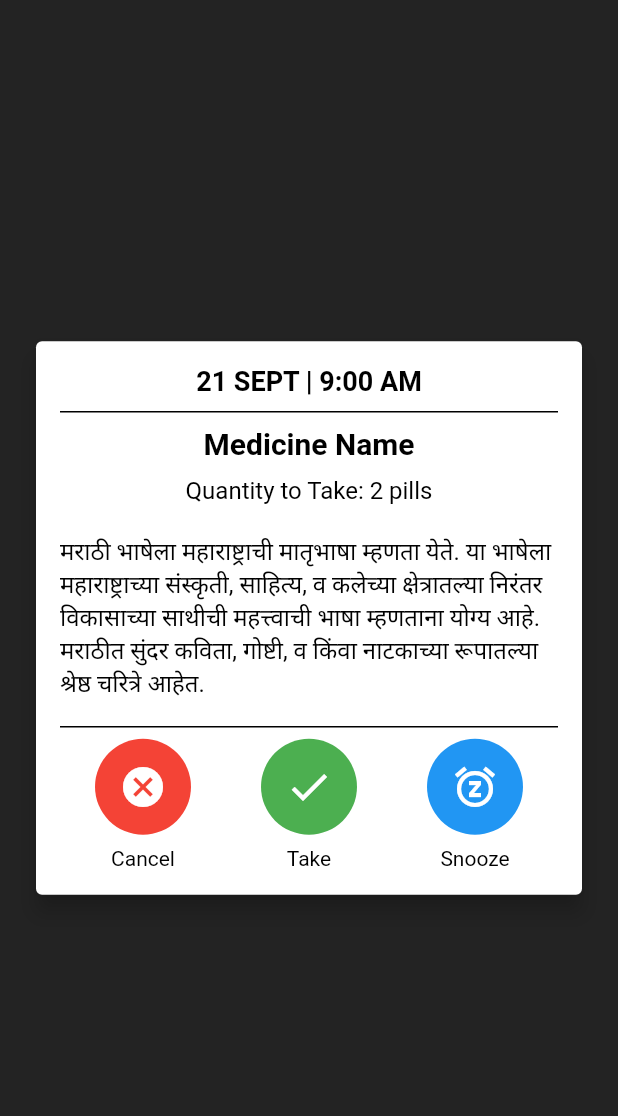
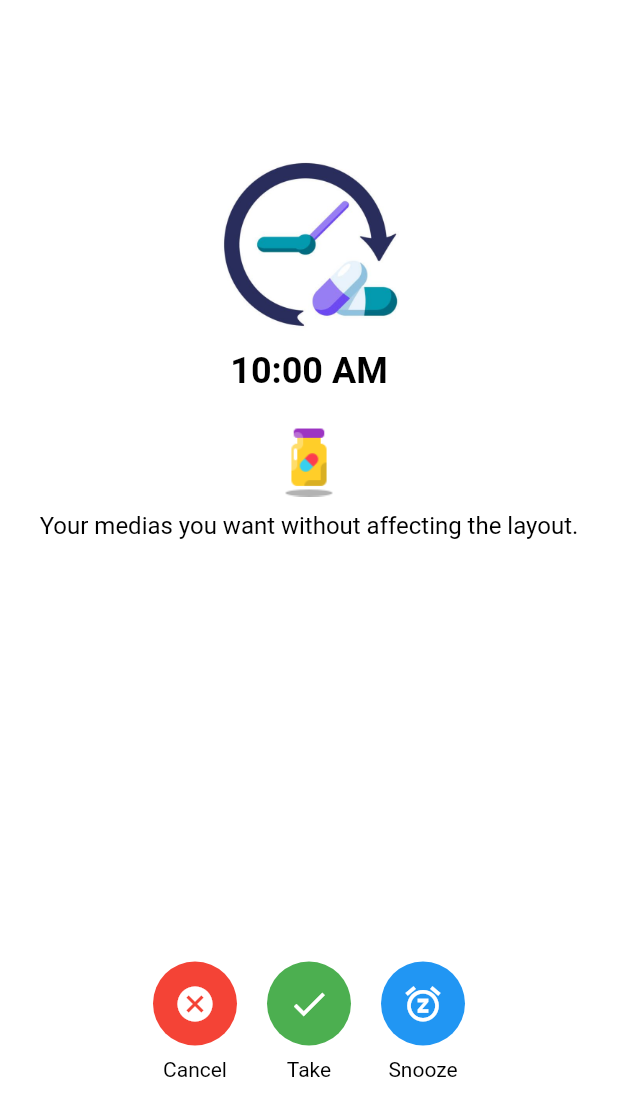
Before and after one commit to shruti10951/MediPal, a Flutter app: the screen it shows after launch, on a phone screen of 412 x 824 dp. Shown: the top 1116 px of the screen. Run offline on Flutter 3.47's test engine with Material 2 defaults, Android fonts, the phone set to English and light mode, and no system bars; our stand-ins replace awesome_notifications, cloud_firestore, datetime_picker_formfield, firebase_auth, firebase_core, image_picker and 1 more; missing offline and left inert: android_alarm_manager_plus; accounts and stored records are empty.

Commit message:
alarm screen new

```diff
--- a/lib/main.dart
+++ b/lib/main.dart
@@ -6,7 +6,7 @@ import 'package:firebase_core/firebase_core.dart';
 import 'package:flutter/material.dart';
 import 'package:medipal/Dependent/dashboard_screen_dependent.dart';
 import 'package:medipal/Individual/bottom_navigation_individual.dart';
-import 'package:medipal/notification/alarm_screen.dart';
+import 'package:medipal/notification/alarm_screen_2.dart';
 import 'package:medipal/notification/notification_service.dart';
 import 'package:medipal/user_registration/choose_screen.dart';
 
@@ -14,6 +14,7 @@ import 'package:android_alarm_manager_plus/android_alarm_manager_plus.dart';
 import 'package:medipal/notification/FirestoreCheck.dart';
 
 import 'Dependent/bottom_navigation_dependent.dart';
+import 'notification/alarm_screen.dart';
 
 Future<void> checkFirestoreTask() async {
   FireStoreCheck check = new FireStoreCheck();
--- a/lib/notification/alarm_screen.dart
+++ b/lib/notification/alarm_screen.dart
@@ -1,3 +1,4 @@
+import 'package:flutter/cupertino.dart';
 import 'package:flutter/material.dart';
 
 class AlarmScreen extends StatefulWidget {
@@ -7,80 +8,128 @@ class AlarmScreen extends StatefulWidget {
 
 class _AlarmScreenState extends State<AlarmScreen> {
   // Dynamic data
-  String time = '9:00 AM';
-  String date = '21 SEPT';
-  String medicationName = 'Medicine Name';
-  String quantity = '2 pills';
-  String description = 'मराठी भाषेला महाराष्ट्राची मातृभाषा म्हणता येते. या भाषेला महाराष्ट्राच्या संस्कृती, साहित्य, व कलेच्या क्षेत्रातल्या निरंतर विकासाच्या साथीची महत्त्वाची भाषा म्हणताना योग्य आहे. मराठीत सुंदर कविता, गोष्टी, व किंवा नाटकाच्या रूपातल्या श्रेष्ठ चरित्रे आहेत.';
+  String time = '10:00 AM'; // Replace with your time
+  String medicineType = 'Liquid'; // Replace with your medicine type
+  String description =
+      'Your medias you want without affecting the layout.'; // Replace with your description
 
   @override
   Widget build(BuildContext context) {
     return Scaffold(
-      backgroundColor: const Color.fromARGB(255, 35, 35, 35),
+      backgroundColor: Colors.white,
       body: Center(
-        child: Card(
-          elevation: 6.0,
-          margin: const EdgeInsets.all(24.0),
-          child: Padding(
-            padding: const EdgeInsets.all(16.0),
         child: Column(
-              mainAxisSize: MainAxisSize.min,
+          mainAxisAlignment: MainAxisAlignment.center,
           children: [
-                // Header
+            // Large Alarm Icon
+            AlarmIcon(),
+            const SizedBox(height: 10),
+
+            // Dynamic Time
             Text(
-                  '$date | $time',
+              time,
               style: const TextStyle(
-                    fontSize: 18,
+                fontSize: 24,
                 fontWeight: FontWeight.bold,
                 color: Colors.black,
               ),
             ),
-                const Divider(
-                  color: Colors.black,
-                  thickness: 1,
-                  height: 20,
+            const SizedBox(height: 20),
+
+            // Medicine Type Icon
+            MedicineTypeIcon(medicineType: medicineType),
+            const SizedBox(height: 10),
+
+            // Medicine Description
+            Container(
+              height: 300, // Fixed height for the description container
+              child: MedicineDescription(description: description),
             ),
-                // Medication Name
-                Text(
-                  medicationName,
-                  style: const TextStyle(
-                    fontSize: 20, // Increased font size
-                    fontWeight: FontWeight.bold,
-                    color: Colors.black,
+
+            // Space
+            // const SizedBox(height: 280.0),
+
+            // Action Buttons
+            ActionButtons(),
+          ],
         ),
       ),
-                // Quantity to Take
-                Padding(
-                  padding: const EdgeInsets.symmetric(vertical: 10), // Added padding
-                  child: Text(
-                    'Quantity to Take: $quantity',
-                    style: const TextStyle(fontSize: 16, color: Colors.black),
-                  ),
-                ),
-                // Description
-                Padding(
-                  padding: const EdgeInsets.symmetric(vertical: 10), // Added padding
+    );
+  }
+}
+
+class AlarmIcon extends StatelessWidget {
+  @override
+  Widget build(BuildContext context) {
+    // Replace 'image_path' with the actual path to your image asset.
+    return Image.asset(
+      'assets/images/medipal.png',
+      width: 120,
+      height: 120,
+    );
+  }
+}
+
+class MedicineTypeIcon extends StatelessWidget {
+  final String medicineType;
+
+  MedicineTypeIcon({required this.medicineType});
+
+  @override
+  Widget build(BuildContext context) {
+    String imagePath;
+    if (medicineType == 'Pills') {
+      imagePath = 'assets/images/pill_icon.png';
+    } else if (medicineType == 'Liquid') {
+      imagePath = 'assets/images/liquid_icon.png';
+    } else if (medicineType == 'Injection') {
+      imagePath = 'assets/images/injection_icon.png';
+    } else {
+      imagePath = 'assets/images/default.png'; // Default image for unknown medicine type
+    }
+
+    return Image.asset(
+      imagePath,
+      width: 50, // Adjust the width as needed
+      height: 50, // Adjust the height as needed
+    );
+  }
+}
+
+class MedicineDescription extends StatelessWidget {
+  final String description;
+
+  MedicineDescription({required this.description});
+
+  @override
+  Widget build(BuildContext context) {
+    return Padding(
+      padding: const EdgeInsets.symmetric(horizontal: 20),
       child: Text(
         description,
         style: const TextStyle(fontSize: 16, color: Colors.black),
+        textAlign: TextAlign.center,
       ),
-                ),
-                const Divider(
-                  color: Colors.black,
-                  thickness: 1,
-                ),
-                // Buttons
-                Row(
-                  mainAxisAlignment: MainAxisAlignment.spaceAround,
+    );
+  }
+}
+
+class ActionButtons extends StatelessWidget {
+  @override
+  Widget build(BuildContext context) {
+    return Row(
+      mainAxisAlignment: MainAxisAlignment.center,
       children: [
         CircularButton(
           icon: Icons.cancel,
           label: 'Cancel',
           onPressed: () {
+            // Show Cancel Popup
             _showCancelDialog(context);
           },
           color: Colors.red,
         ),
+        const SizedBox(width: 20), // Add space between icons
         CircularButton(
           icon: Icons.check,
           label: 'Take',
@@ -89,6 +138,7 @@ class _AlarmScreenState extends State<AlarmScreen> {
           },
           color: Colors.green,
         ),
+        const SizedBox(width: 20), // Add space between icons
         CircularButton(
           icon: Icons.snooze,
           label: 'Snooze',
@@ -98,12 +148,6 @@ class _AlarmScreenState extends State<AlarmScreen> {
           color: Colors.blue,
         ),
       ],
-                ),
-              ],
-            ),
-          ),
-        ),
-      ),
     );
   }
 
@@ -134,7 +178,7 @@ class _AlarmScreenState extends State<AlarmScreen> {
             ),
             ElevatedButton(
               onPressed: () {
-                // Handle cancelation here
+                // Handle cancellation here
                 Navigator.of(context).pop();
               },
               child: const Text('Submit'),
@@ -166,11 +210,11 @@ class CircularButton extends StatelessWidget {
         InkWell(
           onTap: onPressed,
           child: CircleAvatar(
-            radius: 32,
+            radius: 28,
             backgroundColor: color,
             child: Icon(
               icon,
-              size: 32,
+              size: 28,
               color: Colors.white,
             ),
           ),
```
Also changed, not shown: lib/notification/alarm_screen_2.dart (added, +186 -0 lines), assets/images/alrm_icon.png (added). Lines whose indentation alone changed are shown as unchanged.
